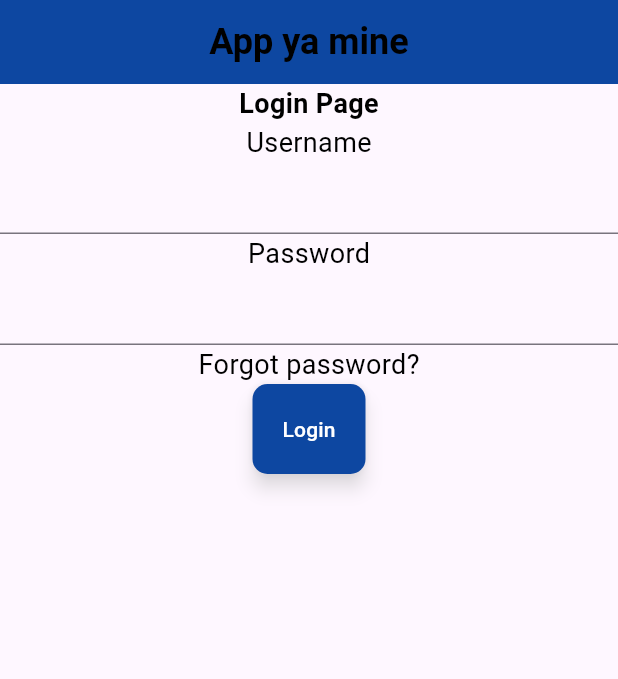
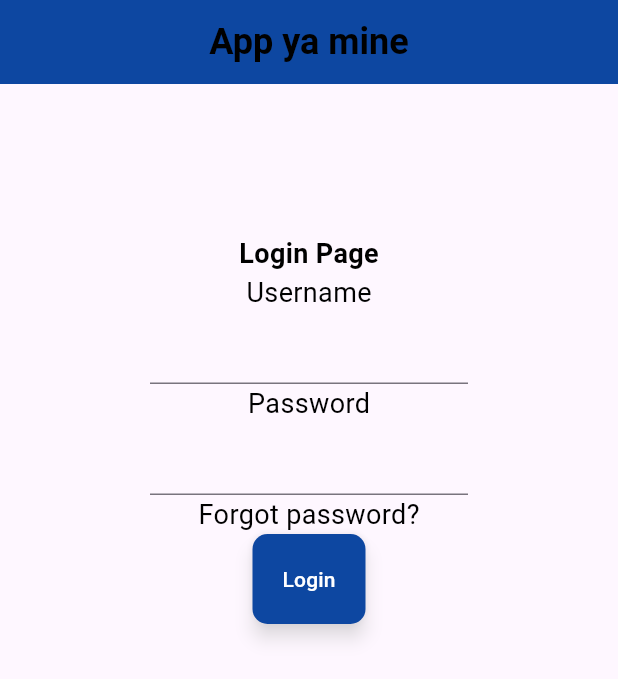
Before and after one commit to eiidoubleyuwes/nimeku-dart-a, a Flutter app: the screen it shows after launch, on a phone screen of 412 x 824 dp. Shown: the top 679 px of the screen. Run offline on Flutter 3.47's test engine with Material 3 defaults, Android fonts, the phone set to English and light mode, and no system bars.

Commit message:
Feat:More styling
Here I have added padding to my widgets so they look pretty

```diff
--- a/myapp_flutter/lib/main.dart
+++ b/myapp_flutter/lib/main.dart
@@ -30,7 +30,9 @@ class Home extends StatelessWidget {
           fontWeight: FontWeight.bold,
       )
     ),
-    body: Column(
+    body: Padding(
+      padding: const EdgeInsets.all(100.0),
+      child: Column(
         // mainAxisAlignment: MainAxisAlignment.center,
         // crossAxisAlignment: CrossAxisAlignment.center,
         children: [
@@ -62,6 +64,7 @@ class Home extends StatelessWidget {
           )
         ],
       ),
+    ),
     );
   }
 }
```
Lines whose indentation alone changed are shown as unchanged.
